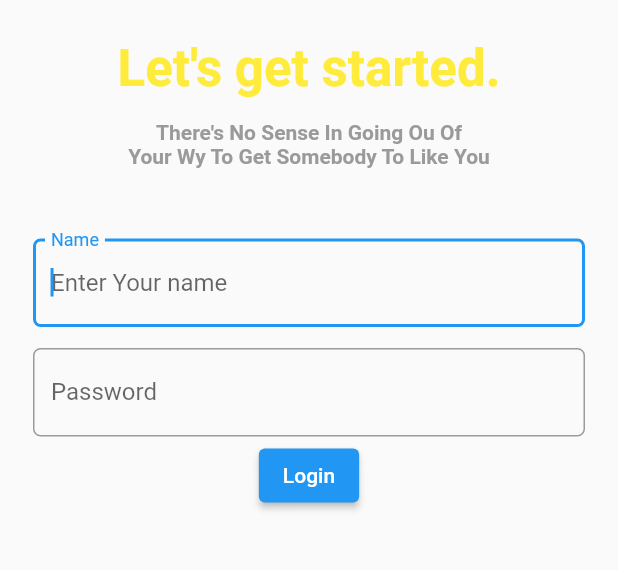
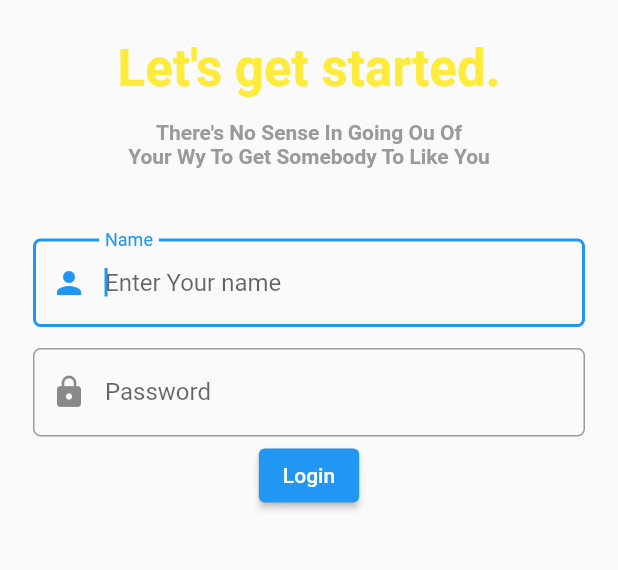
Before and after one commit to NoobCoderAk/Exe_1_PAML_018, a Flutter app: the screen it shows after launch, after a tap on the "arrow circle right" icon, on a phone screen of 412 x 824 dp, the part 330-900 px from its top. Run offline on Flutter 3.47's test engine with Material 2 defaults, Android fonts, the phone set to English and light mode, and no system bars.

Commit message:
menambahkan prefix icon pada form login

```diff
--- a/lib/login_page.dart
+++ b/lib/login_page.dart
@@ -70,6 +70,7 @@ class _LoginPageState extends State<LoginPage> {
                       decoration: InputDecoration(
                         hintText: "Enter Your name",
                         labelText: "Name",
+                        prefixIcon: Icon(Icons.person),
                         border: OutlineInputBorder(
                           borderRadius: BorderRadius.circular(5.0)
                         )
@@ -98,6 +99,7 @@ class _LoginPageState extends State<LoginPage> {
                       decoration: InputDecoration(
                         hintText: "Enter Your Password",
                         labelText: "Password",
+                        prefixIcon: Icon(Icons.lock),
                         border: OutlineInputBorder(
                           borderRadius: BorderRadius.circular(5.0)
                         )
```
